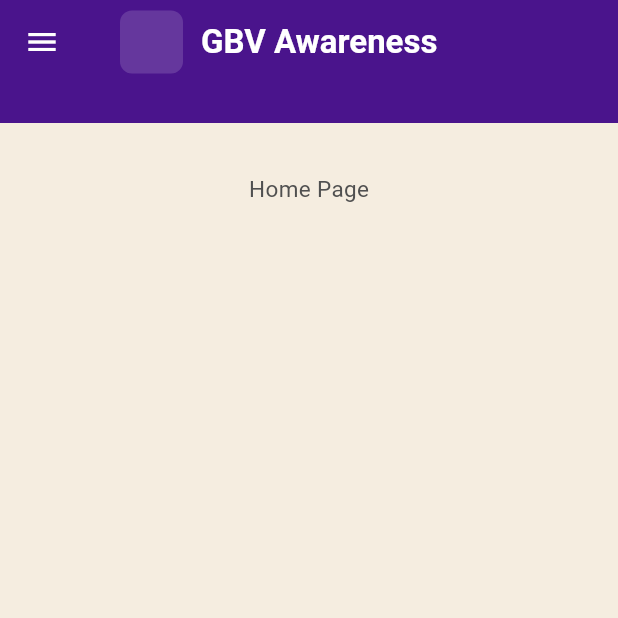
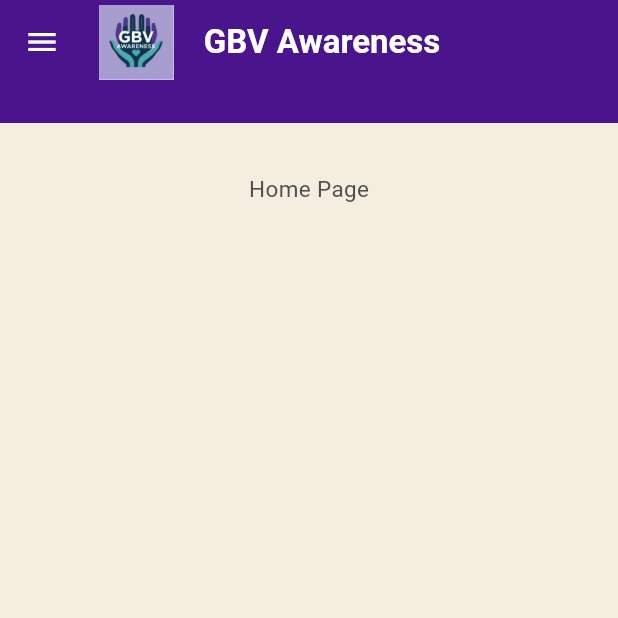
Before and after one commit to SiyaPrince/GBV_Awareness, a Flutter app: the screen it shows after launch, on a phone screen of 412 x 824 dp, the top half of it. Run offline on Flutter 3.47's test engine with Material 3 defaults, Android fonts, the light colour scheme and no system bars; our stand-ins replace firebase_core, flutter_riverpod, go_router; accounts and stored records are empty; Roboto replaces fonts that are missing (OpenSans).

Commit message:
drawer removal

```diff
--- a/lib/common/widgets/app_shell.dart
+++ b/lib/common/widgets/app_shell.dart
@@ -67,8 +67,13 @@ class _AppShellState extends State<AppShell> {
   Widget build(BuildContext context) {
     final currentRoute = GoRouterState.of(context).uri.toString();
 
+    // 👉 Decide when we treat it as "desktop"
+    final width = MediaQuery.of(context).size.width;
+    final bool isDesktop = width >= 1000; // adjust 1000 to taste
+
     return Scaffold(
-      drawer: _MobileDrawer(currentRoute: currentRoute),
+      // Drawer only on non-desktop
+      drawer: isDesktop ? null : _MobileDrawer(currentRoute: currentRoute),
       body: CustomScrollView(
         controller: _scrollController,
         slivers: [
@@ -170,10 +175,10 @@ class _NavBar extends StatelessWidget {
 
   @override
   Widget build(BuildContext context) {
-    final isDesktop = MediaQuery.of(context).size.width >= 900;
+    final isDesktop = MediaQuery.of(context).size.width >= 1000;
 
     return Padding(
-      padding: const EdgeInsets.symmetric(horizontal: 24),
+      padding: const EdgeInsets.symmetric(horizontal: 10, vertical: 10),
       child: Row(
         children: [
           InkWell(
@@ -181,15 +186,12 @@ class _NavBar extends StatelessWidget {
             child: Row(
               children: [
                 // Logo placeholder
-                Container(
-                  width: 42,
-                  height: 42,
-                  decoration: BoxDecoration(
-                    color: Colors.white.withOpacity(.15),
-                    borderRadius: BorderRadius.circular(8),
+                Image.asset(
+                  'assets/images/logo.jpg', // <-- your path
+                  height: 50,
+                  fit: BoxFit.contain,
                 ),
-                ),
-                const SizedBox(width: 12),
+                const SizedBox(width: 20),
                 Text(
                   "GBV Awareness",
                   style: Theme.of(context).textTheme.titleLarge!.copyWith(
@@ -208,7 +210,7 @@ class _NavBar extends StatelessWidget {
               children: [
                 for (final item in _primaryNavItems)
                   Padding(
-                    padding: const EdgeInsets.symmetric(horizontal: 8),
+                    padding: const EdgeInsets.symmetric(horizontal: 10),
                     child: TextButton(
                       onPressed: () => context.go(item.route),
                       style: TextButton.styleFrom(
@@ -357,10 +359,9 @@ class _AppFooter extends StatelessWidget {
         "Address: 123 Placeholder Road\n"
         "Email: contact@example.com\n"
         "Phone: +1 234 567 890",
-        style: Theme.of(context).textTheme.bodyMedium!.copyWith(
-              color: Colors.white,
-              height: 1.4,
-            ),
+        style: Theme.of(
+          context,
+        ).textTheme.bodyMedium!.copyWith(color: Colors.white, height: 1.4),
       ),
     );
   }
--- a/pubspec.yaml
+++ b/pubspec.yaml
@@ -67,8 +67,8 @@ flutter:
   uses-material-design: true
 
   # To add assets to your application, add an assets section, like this:
-  # assets:
-  #   - images/a_dot_burr.jpeg
+  assets:
+    - assets/images/logo.jpg
   #   - images/a_dot_ham.jpeg
 
   # An image asset can refer to one or more resolution-specific "variants", see
```
Also changed, not shown: assets/images/logo.jpg (added). Lines whose indentation alone changed are shown as unchanged.
